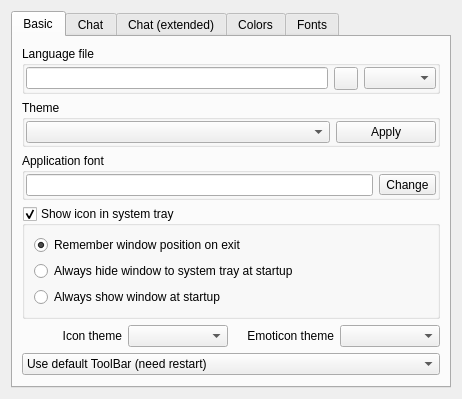
This is eiskaltdcpp-qt/ui/UISettingsGUI.ui in eiskaltdcpp/eiskaltdcpp as Qt 5 draws it before an edit. The edited form follows.
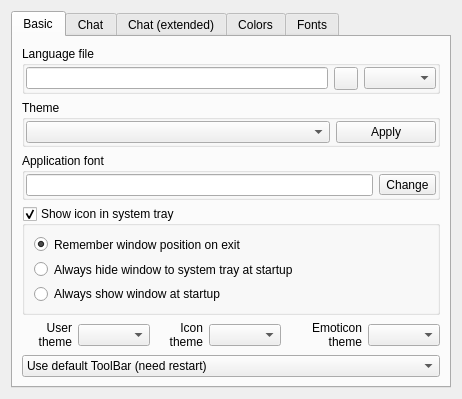
This is the edited form. Custom widgets are drawn as their Qt base class.

Diff of the .ui file:
```diff
--- a/eiskaltdcpp-qt/ui/UISettingsGUI.ui
+++ b/eiskaltdcpp-qt/ui/UISettingsGUI.ui
@@ -137,6 +137,29 @@
        </item>
        <item>
         <layout class="QHBoxLayout" name="horizontalLayout">
+         <item>
+          <widget class="QLabel" name="label_13">
+           <property name="toolTip">
+            <string>(need restart)</string>
+           </property>
+           <property name="text">
+            <string>User theme</string>
+           </property>
+           <property name="alignment">
+            <set>Qt::AlignRight|Qt::AlignTrailing|Qt::AlignVCenter</set>
+           </property>
+           <property name="wordWrap">
+            <bool>true</bool>
+           </property>
+          </widget>
+         </item>
+         <item>
+          <widget class="QComboBox" name="comboBox_USERS">
+           <property name="toolTip">
+            <string>(need restart)</string>
+           </property>
+          </widget>
+         </item>
          <item>
           <widget class="QLabel" name="label_2">
            <property name="text">
```
